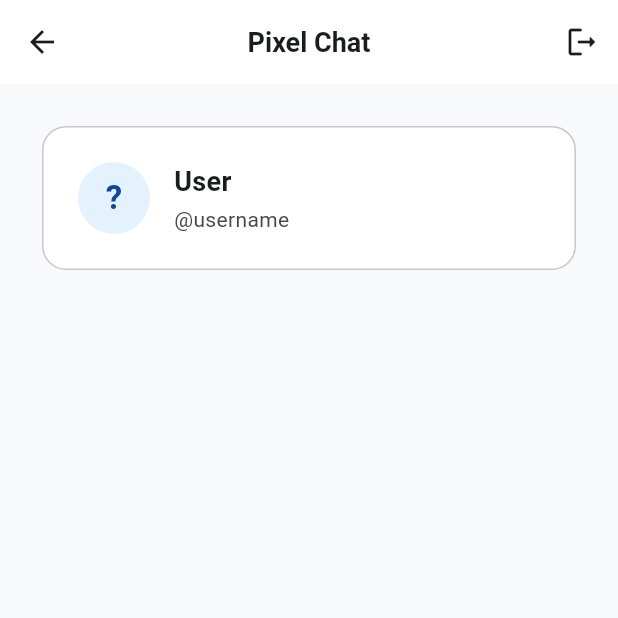
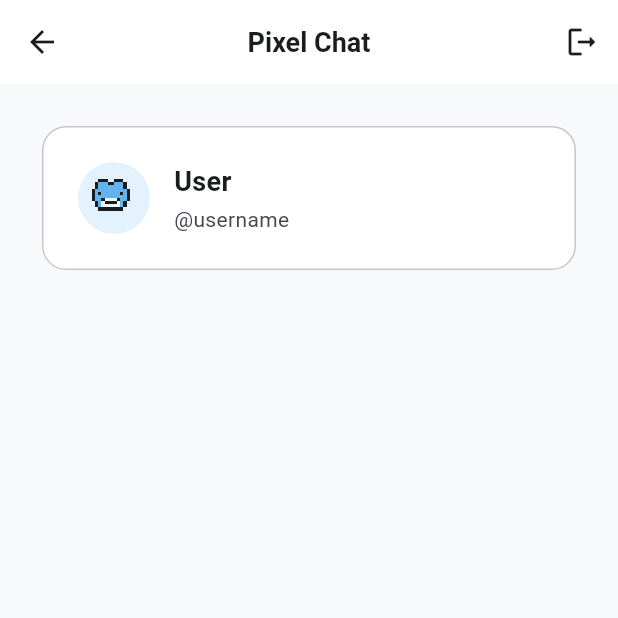
Before and after one commit to Bhavan-a-N/pixel-chat, a Flutter app: the HomeScreen screen opened directly, on a phone screen of 412 x 824 dp, the top half of it. Run offline on Flutter 3.47's test engine with Material 3 defaults, Android fonts, the phone set to English and light mode, and no system bars; our stand-ins replace dio, flutter_riverpod, flutter_secure_storage, go_router; accounts and stored records are empty; network calls fail.

Commit message:
style: Wire PixelAvatar and empty-state icons into chat UI

```diff
--- a/app/lib/features/chat/presentation/chat_screen.dart
+++ b/app/lib/features/chat/presentation/chat_screen.dart
@@ -1,6 +1,8 @@
 import 'dart:async';
 import 'package:flutter/material.dart';
 import 'package:flutter_riverpod/flutter_riverpod.dart';
+import '../../../../core/theme/pixel_art.dart';
+import '../../../../core/theme/pixel_assets.dart';
 import 'package:go_router/go_router.dart';
 import '../../../core/theme/app_theme.dart';
 import '../../auth/application/auth_notifier.dart';
--- a/app/lib/features/chat/presentation/widgets/connection_banner.dart
+++ b/app/lib/features/chat/presentation/widgets/connection_banner.dart
@@ -1,5 +1,7 @@
 import 'package:flutter/material.dart';
 import 'package:flutter_riverpod/flutter_riverpod.dart';
+import '../../../../core/theme/pixel_art.dart';
+import '../../../../core/theme/pixel_assets.dart';
 import '../../../../core/network/websocket_client.dart';
 import '../../../../core/theme/app_theme.dart';
 import '../../application/websocket_provider.dart';
@@ -54,7 +56,7 @@ class ConnectionBanner extends ConsumerWidget {
       child: Row(
         mainAxisAlignment: MainAxisAlignment.center,
         children: [
-          Icon(icon, size: AppSpacing.md, color: textColor),
+          connectionState == WebSocketConnectionState.serverWaking ? PixelArt(grid: PixelAssets.clock, palette: PixelAssets.clockPalette, size: 16.0) : Icon(icon, size: AppSpacing.md, color: textColor),
           const SizedBox(width: AppSpacing.sm),
           Text(
             message,
--- a/app/lib/features/home/presentation/home_screen.dart
+++ b/app/lib/features/home/presentation/home_screen.dart
@@ -1,5 +1,6 @@
 import 'package:flutter/material.dart';
 import 'package:flutter_riverpod/flutter_riverpod.dart';
+import '../../../../ui/widgets/pixel_avatar.dart';
 import '../../../core/theme/app_theme.dart';
 import '../../auth/application/auth_notifier.dart';
 
@@ -43,17 +44,9 @@ class HomeScreen extends ConsumerWidget {
                   padding: const EdgeInsets.all(AppSpacing.lg),
                   child: Row(
                     children: [
-                      CircleAvatar(
-                        radius: AppSpacing.lg,
-                        backgroundColor: AppColors.primaryContainer,
-                        child: Text(
-                          (user?.displayName.isNotEmpty ?? false)
-                              ? user!.displayName[0].toUpperCase()
-                              : '?',
-                          style: AppTypography.headlineMedium.copyWith(
-                            color: AppColors.onPrimaryContainer,
-                          ),
-                        ),
+                      PixelAvatar(
+                        seed: user?.id ?? '',
+                        size: AppSpacing.lg * 2,
                       ),
                       const SizedBox(width: AppSpacing.md),
                       Expanded(
--- a/app/pubspec.yaml
+++ b/app/pubspec.yaml
@@ -16,7 +16,6 @@ dependencies:
   flutter_secure_storage: 11.2.0
   web_socket_channel: 3.0.3
   uuid: 4.6.0
-  google_fonts: ^8.2.1
 
 dev_dependencies:
   flutter_test:
```
Also changed, not shown: app/lib/features/chat/presentation/chat_list_screen.dart (+9 -24 lines), app/lib/features/chat/presentation/create_group_screen.dart (+7 -21 lines), app/lib/features/chat/presentation/group_details_screen.dart (+7 -20 lines), app/pubspec.lock, 1 other file.
